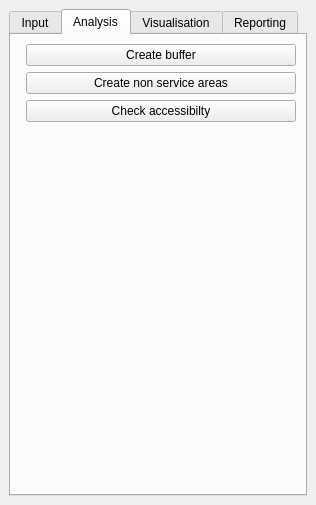
Before: the Qt Designer form SpatialDecision/spatial_decision_dockwidget_base.ui in Matthie456/Bon_DenDuijn, drawn with Qt 5.
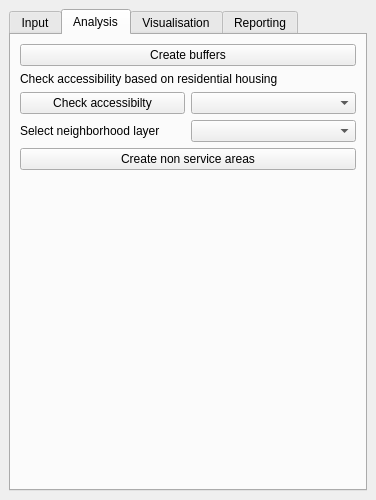
After: the same form once the commit is applied. The open tabs and pages were chosen to show the change.

Commit message: UI update, hid attribute label

Diff of the .ui file:
```diff
--- a/SpatialDecision/spatial_decision_dockwidget_base.ui
+++ b/SpatialDecision/spatial_decision_dockwidget_base.ui
@@ -6,16 +6,16 @@
    <rect>
     <x>0</x>
     <y>0</y>
-    <width>316</width>
-    <height>505</height>
+    <width>376</width>
+    <height>500</height>
    </rect>
   </property>
   <property name="windowTitle">
    <string>SDSS Template</string>
   </property>
   <widget class="QWidget" name="dockWidgetContents">
-   <layout class="QGridLayout" name="gridLayout">
-    <item row="0" column="1">
+   <layout class="QVBoxLayout" name="verticalLayout_5">
+    <item>
      <widget class="QTabWidget" name="sampleWidgets">
       <property name="currentIndex">
        <number>0</number>
@@ -107,27 +107,76 @@
        <attribute name="title">
         <string>Analysis</string>
        </attribute>
-       <layout class="QFormLayout" name="formLayout_4">
-        <item row="1" column="1">
+       <layout class="QVBoxLayout" name="verticalLayout_6">
+        <item>
          <widget class="QPushButton" name="bufferButton">
           <property name="text">
-           <string>Create buffer</string>
+           <string>Create buffers</string>
           </property>
          </widget>
         </item>
-        <item row="2" column="1">
-         <widget class="QPushButton" name="nonserviceButton">
-          <property name="text">
-           <string>Create non service areas</string>
-          </property>
-         </widget>
+        <item>
+         <layout class="QVBoxLayout" name="verticalLayout_3">
+          <item>
+           <widget class="QLabel" name="label">
+            <property name="text">
+             <string>Check accessibility based on residential housing</string>
+            </property>
+           </widget>
+          </item>
+          <item>
+           <layout class="QHBoxLayout" name="horizontalLayout">
+            <item>
+             <widget class="QPushButton" name="accessibilityButton">
+              <property name="text">
+               <string>Check accessibilty</string>
+              </property>
+             </widget>
+            </item>
+            <item>
+             <widget class="QComboBox" name="comboBox"/>
+            </item>
+           </layout>
+          </item>
+         </layout>
         </item>
-        <item row="3" column="1">
-         <widget class="QPushButton" name="accessibilityButton">
-          <property name="text">
-           <string>Check accessibilty</string>
-          </property>
-         </widget>
+        <item>
+         <layout class="QVBoxLayout" name="verticalLayout_4">
+          <item>
+           <layout class="QHBoxLayout" name="horizontalLayout_2">
+            <item>
+             <widget class="QLabel" name="label_2">
+              <property name="text">
+               <string>Select neighborhood layer</string>
+              </property>
+             </widget>
+            </item>
+            <item>
+             <widget class="QComboBox" name="comboBox_2"/>
+            </item>
+           </layout>
+          </item>
+          <item>
+           <widget class="QPushButton" name="nonserviceButton">
+            <property name="text">
+             <string>Create non service areas</string>
+            </property>
+           </widget>
+          </item>
+          <item>
+           <spacer name="verticalSpacer_2">
+            <property name="orientation">
+             <enum>Qt::Vertical</enum>
+            </property>
+            <property name="sizeHint" stdset="0">
+             <size>
+              <width>20</width>
+              <height>40</height>
+             </size>
+            </property>
+           </spacer>
+          </item>
+         </layout>
         </item>
        </layout>
       </widget>
```
Left out of the diff: 14 changed lines with no effect on the pictures. The commit also changes 1 other file.
